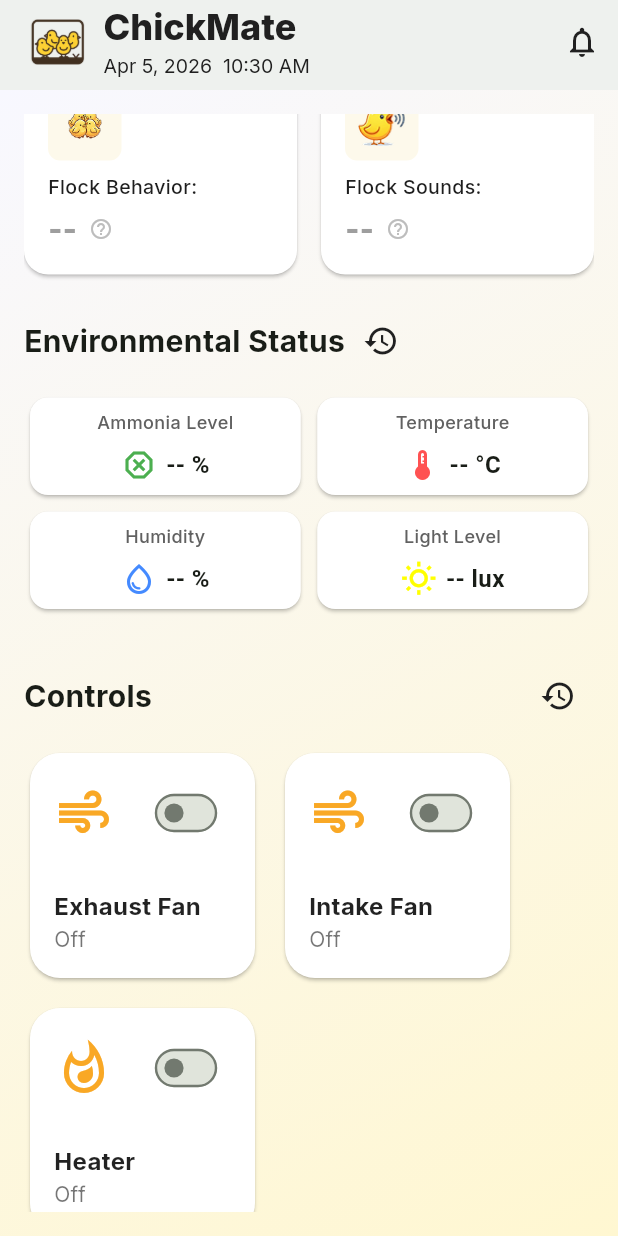
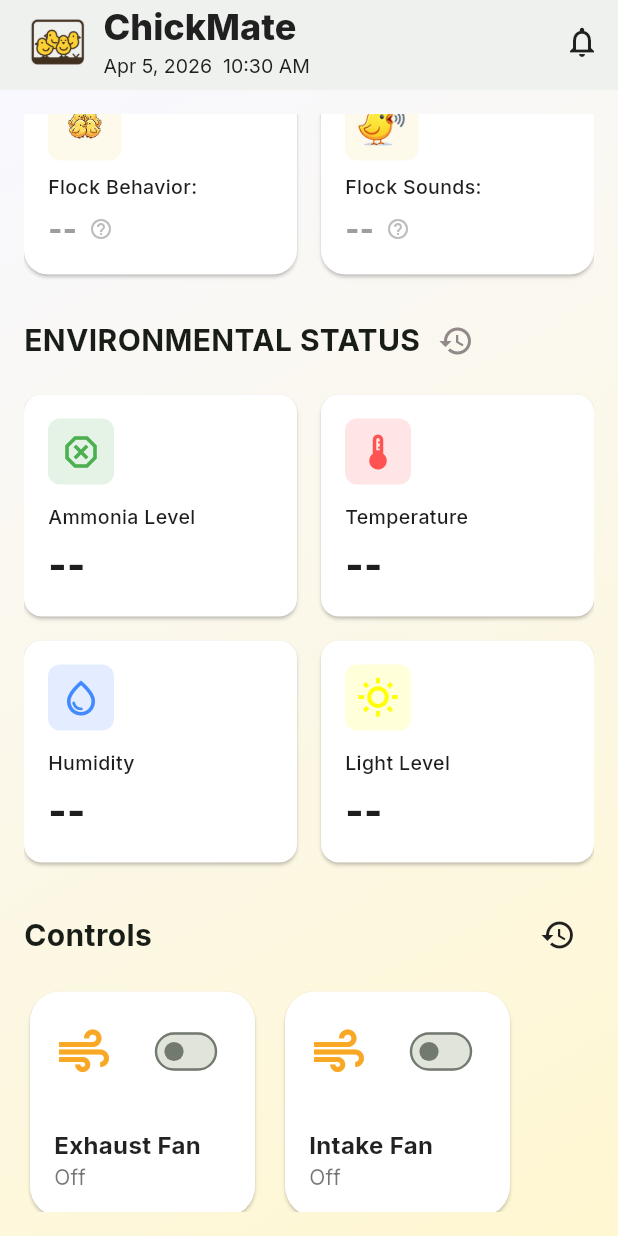
Before and after one commit to kimbewi/ChickMate, a Flutter app: the screen it shows after launch, scrolled down 576 dp, on a phone screen of 412 x 824 dp. Run offline on Flutter 3.47's test engine with Material 3 defaults, Android fonts, the phone set to English and light mode, and no system bars; our stand-ins replace firebase_core, firebase_database, firebase_messaging, flutter_local_notifications, google_fonts, timezone; missing offline and left inert: flutter_webrtc; accounts and stored records are empty; network calls fail; statements that could not run were skipped.

Commit message:
style: redesign environmental status section

```diff
--- a/lib/pages/home_page.dart
+++ b/lib/pages/home_page.dart
@@ -820,18 +820,25 @@ Future<void> fetchUnreadCount() async {
 
                 const SizedBox(height: 20),
 
+                // -- environmental status section --
                 Row(
                 mainAxisAlignment: MainAxisAlignment.start,
                 children: [
                   Text(
-                    'Environmental Status',
+                    'ENVIRONMENTAL STATUS',
                     style: GoogleFonts.inter(
                       fontSize: 20,
-                      fontWeight: FontWeight.bold,
+                      fontWeight: FontWeight.w700,
+                      height: 1.0, // removing extra space in text's height
+                    ),
+                    // removing extra space in text's height
+                    textHeightBehavior: const TextHeightBehavior(
+                      applyHeightToFirstAscent: false,
+                      applyHeightToLastDescent: false,
                     ),
                   ),
                   IconButton(
-                    icon: const Icon(Icons.history, color: Color.fromRGBO(32, 32, 32, 1.0)),
+                    icon: const Icon(Icons.history, color: Color.fromRGBO(146, 138, 138, 1.0)),
                     onPressed: () {
                       Navigator.push(
                         context,
@@ -841,10 +848,16 @@ Future<void> fetchUnreadCount() async {
                   ),
                 ],
               ),
-                const SizedBox(height: 10),
+
+                const SizedBox(height: 12),
+
+                // -- environmental status widgets --
                 Column(
                   children: [
+                    IntrinsicHeight(
+                      child:
                       Row(
+                        crossAxisAlignment: CrossAxisAlignment.stretch,
                         children: [
                           Expanded(
                             child: StatusCard(
@@ -855,7 +868,7 @@ Future<void> fetchUnreadCount() async {
                               iconColor: Colors.green,
                             ),
                           ),
-                        const SizedBox(width: 3.0),
+                          const SizedBox(width: 16),
                           Expanded(
                             child: StatusCard(
                               title: 'Temperature',
@@ -867,8 +880,14 @@ Future<void> fetchUnreadCount() async {
                           ),
                         ],
                       ),
-                    const SizedBox(height: 3.0), // spacing between rows
+                    ),
+
+                    const SizedBox(height: 16),
+
+                    IntrinsicHeight(
+                      child:
                       Row(
+                        crossAxisAlignment: CrossAxisAlignment.stretch,
                         children: [
                           Expanded(
                             child: StatusCard(
@@ -879,7 +898,7 @@ Future<void> fetchUnreadCount() async {
                               iconColor: Colors.blueAccent,
                             ),
                           ),
-                        const SizedBox(width: 3.0),
+                          const SizedBox(width: 16),
                           Expanded(
                             child: StatusCard(
                               title: 'Light Level',
@@ -891,9 +910,12 @@ Future<void> fetchUnreadCount() async {
                           ),
                         ],
                       ),
+                    ),
                   ],
                 ),
-                const SizedBox(height: 30),
+
+                const SizedBox(height: 24),
+
                 Row(
                 mainAxisAlignment: MainAxisAlignment.spaceBetween,
                 children: [
--- a/lib/widgets/status_card.dart
+++ b/lib/widgets/status_card.dart
@@ -19,38 +19,63 @@ class StatusCard extends StatelessWidget {
 
   @override
   Widget build(BuildContext context) {
+    bool isNumeric = double.tryParse(data) != null;
+
+    // for units formatting
+    String displayData;
+    if (isNumeric) {
+      displayData = (unit == '°C' || unit == '%')
+          ? '$data$unit'
+          : '$data $unit'.trim();
+    } else {
+      displayData = data;
+    }
+
     return Card(
       color: Colors.white,
+      margin: EdgeInsets.zero,
       child: Padding(
-        padding: const EdgeInsets.all(8.0),
+        padding: const EdgeInsets.all(16),
         child: Column(
-          // mainAxisAlignment: MainAxisAlignment.center, // center vertically
-          // crossAxisAlignment: CrossAxisAlignment.center, // center horizontally
+          crossAxisAlignment: CrossAxisAlignment.start,
+          mainAxisAlignment: MainAxisAlignment.start,
           children: [
+            // --- tinted icon box ---
+            Container(
+              padding: const EdgeInsets.all(8),
+              decoration: BoxDecoration(
+                color: iconColor.withValues(alpha: 0.15),
+                borderRadius: BorderRadius.circular(8),
+              ),
+              child: Icon(
+                icon,
+                color: iconColor,
+                size: 28
+              ),
+            ),
+
+            const SizedBox(height: 12),
+
+            // --- widget title ---
             Text(
               title,
-              textAlign: TextAlign.center,
               style: GoogleFonts.inter(
-                fontSize: 12, // 🔧 fixed static size for title
+                fontSize: 13,
                 fontWeight: FontWeight.w500,
-                color: Colors.grey.shade700,
+                color: const Color.fromRGBO(30, 30, 30, 1.0),
               ),
             ),
-            const SizedBox(height: 8),
-            Row(
-              mainAxisAlignment: MainAxisAlignment.center, // center horizontally
-              crossAxisAlignment: CrossAxisAlignment.center,
-              children: [
-                Icon(icon, color: iconColor, size: 24),
-                const SizedBox(width: 6),
-                Text(
-                  '$data $unit',
-                  style: const TextStyle(
-                    fontSize: 16, // 🔧 fixed static size for values
-                    fontWeight: FontWeight.w600,
-                  ),
-                ),
-              ],
+
+            const SizedBox(height: 4),
+
+            // --- data value ---
+            Text(
+              displayData,
+              style: GoogleFonts.inter(
+                fontSize: 26,
+                fontWeight: FontWeight.w800,
+                color: const Color.fromRGBO(30, 30, 30, 1.0),
+              ),
             ),
           ],
         ),
@@ -58,54 +83,3 @@ class StatusCard extends StatelessWidget {
     );
   }
 }
-
-// class StatusCard extends StatelessWidget {
-//   final String title;
-//   final String data;
-//   final String unit;
-//   final IconData icon;
-//   final Color iconColor;
-
-//   const StatusCard({
-//     super.key,
-//     required this.title,
-//     required this.data,
-//     required this.unit,
-//     required this.icon,
-//     required this.iconColor,
-//   });
-
-//   @override
-//   Widget build(BuildContext context) {
-//     return Card(
-//       color: Colors.white,
-//       elevation: 1,
-//       shape: RoundedRectangleBorder(borderRadius: BorderRadius.circular(16)),
-//       child: Container(
-//         width: 150,
-//         height: 110,
-//         padding: const EdgeInsets.all(16.0),
-//         child: Column(
-//           crossAxisAlignment: CrossAxisAlignment.start,
-//           children: [
-//             Text(title,
-//                 style: GoogleFonts.inter(fontSize: 14, color: Colors.black54)),
-//             const SizedBox(height: 17),
-//             Wrap(
-//               children: [
-//                 Icon(icon, color: iconColor, size: 35),
-//                 const SizedBox(width: 5),
-//                 Text(data,
-//                     style: GoogleFonts.inter(
-//                         fontSize: 19.5, fontWeight: FontWeight.bold)),
-//                 Text(unit,
-//                     style: GoogleFonts.inter(
-//                         fontSize: 19.5, fontWeight: FontWeight.bold)),
-//               ],
-//             ),
-//           ],
-//         ),
-//       ),
-//     );
-//   }
-// }
```
Lines whose indentation alone changed are shown as unchanged.
